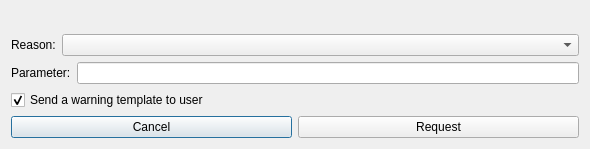
Qt form src/huggle_ui/speedyform.ui (huggle/huggle3-qt-lx) before a commit.
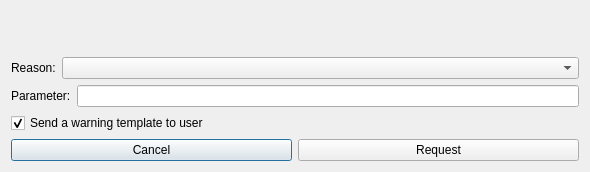
The same form after that commit. Icons and pictures are not drawn.

```diff
--- a/src/huggle_ui/speedyform.ui
+++ b/src/huggle_ui/speedyform.ui
@@ -7,7 +7,7 @@
     <x>0</x>
     <y>0</y>
     <width>590</width>
-    <height>149</height>
+    <height>172</height>
    </rect>
   </property>
   <property name="windowTitle">
```
Left out of the diff: 4 changed lines with no effect on the pictures.
